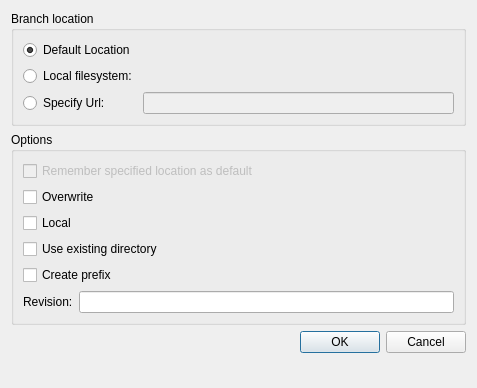
qt-creator/qt-creator, file src/plugins/bazaar/pullorpushdialog.ui: the form before one commit.
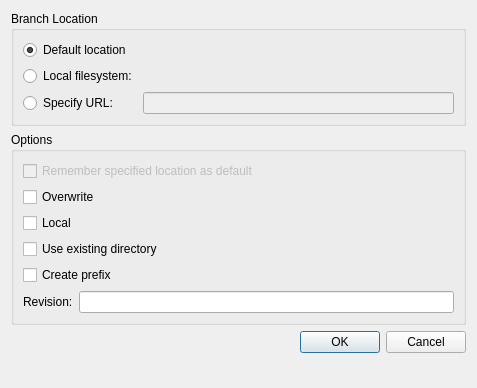
The form after the commit. Custom widgets are drawn as their Qt base class.

Commit message: UI text: fix capitalization

What changed in the file:
```diff
--- a/src/plugins/bazaar/pullorpushdialog.ui
+++ b/src/plugins/bazaar/pullorpushdialog.ui
@@ -17,13 +17,13 @@
    <item>
     <widget class="QGroupBox" name="groupBox">
      <property name="title">
-      <string>Branch location</string>
+      <string>Branch Location</string>
      </property>
      <layout class="QGridLayout" name="gridLayout">
       <item row="0" column="0">
        <widget class="QRadioButton" name="defaultButton">
         <property name="text">
-         <string>Default Location</string>
+         <string>Default location</string>
         </property>
         <property name="checked">
          <bool>true</bool>
@@ -50,7 +50,7 @@
          <string>for example https://[user[:pass]@]host[:port]/[path]</string>
         </property>
         <property name="text">
-         <string>Specify Url:</string>
+         <string>Specify URL:</string>
         </property>
        </widget>
       </item>
```
The commit also changes 3 other files.
